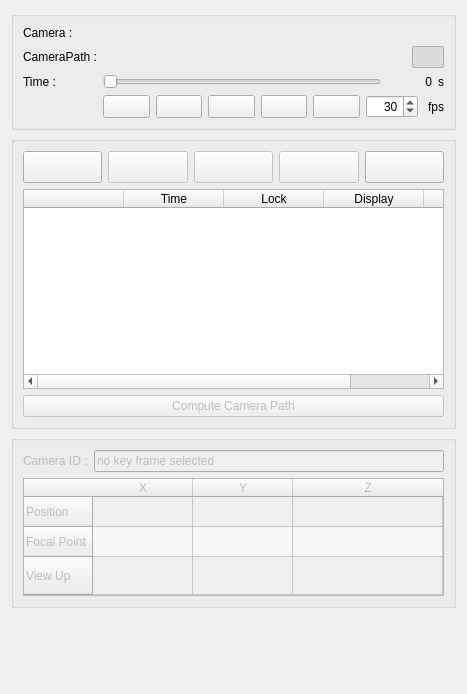
Qt form Modules/Loadable/CameraPath/Resources/UI/qSlicerCameraPathModuleWidget.ui (KitwareMedical/Slicer-CameraPath) before a commit.
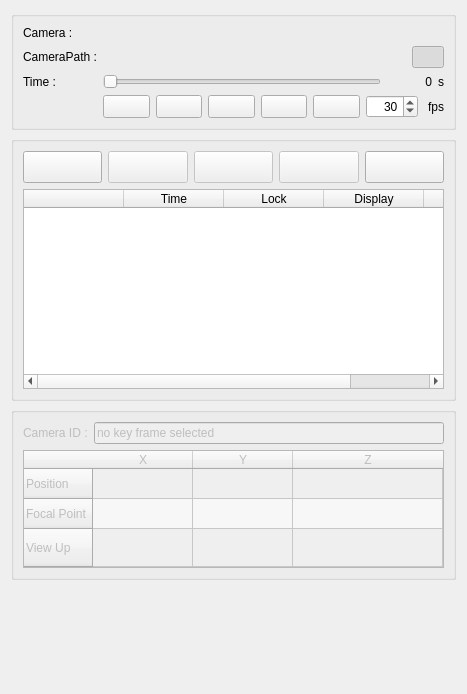
The same form after that commit. Icons and pictures are not drawn. Custom widgets are drawn as their Qt base class.

```diff
--- a/Modules/Loadable/CameraPath/Resources/UI/qSlicerCameraPathModuleWidget.ui
+++ b/Modules/Loadable/CameraPath/Resources/UI/qSlicerCameraPathModuleWidget.ui
@@ -637,25 +637,6 @@
         </column>
        </widget>
       </item>
-      <item>
-       <widget class="QPushButton" name="computeCameraPathPushButton">
-        <property name="enabled">
-         <bool>false</bool>
-        </property>
-        <property name="toolTip">
-         <string>Recomputes the camera path from the key frames list.</string>
-        </property>
-        <property name="text">
-         <string>Compute Camera Path</string>
-        </property>
-        <property name="checked">
-         <bool>false</bool>
-        </property>
-        <property name="flat">
-         <bool>false</bool>
-        </property>
-       </widget>
-      </item>
      </layout>
     </widget>
    </item>
```
